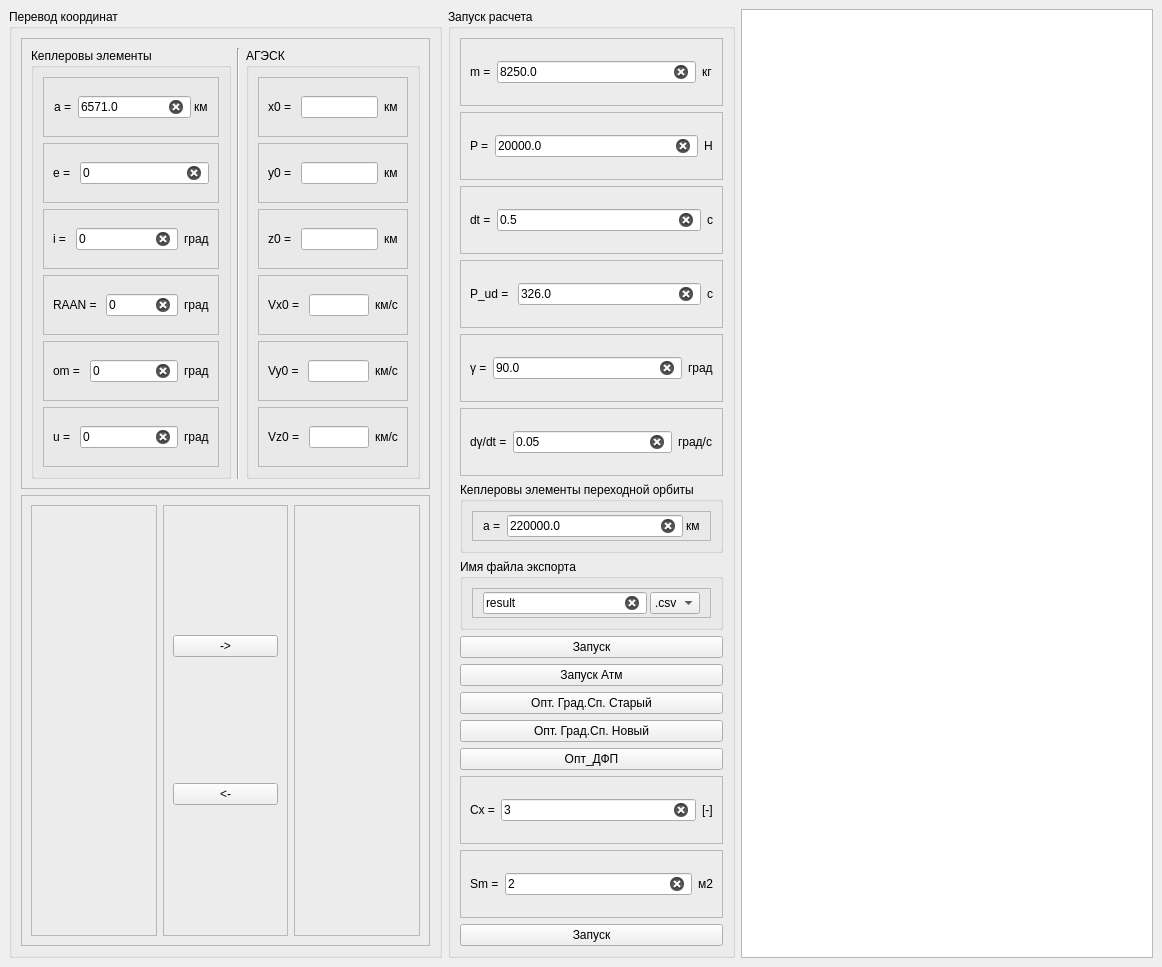
Before: the Qt Designer form mainwindow.ui in OffLectra/NIR_Earth_Moon, drawn with Qt 5.
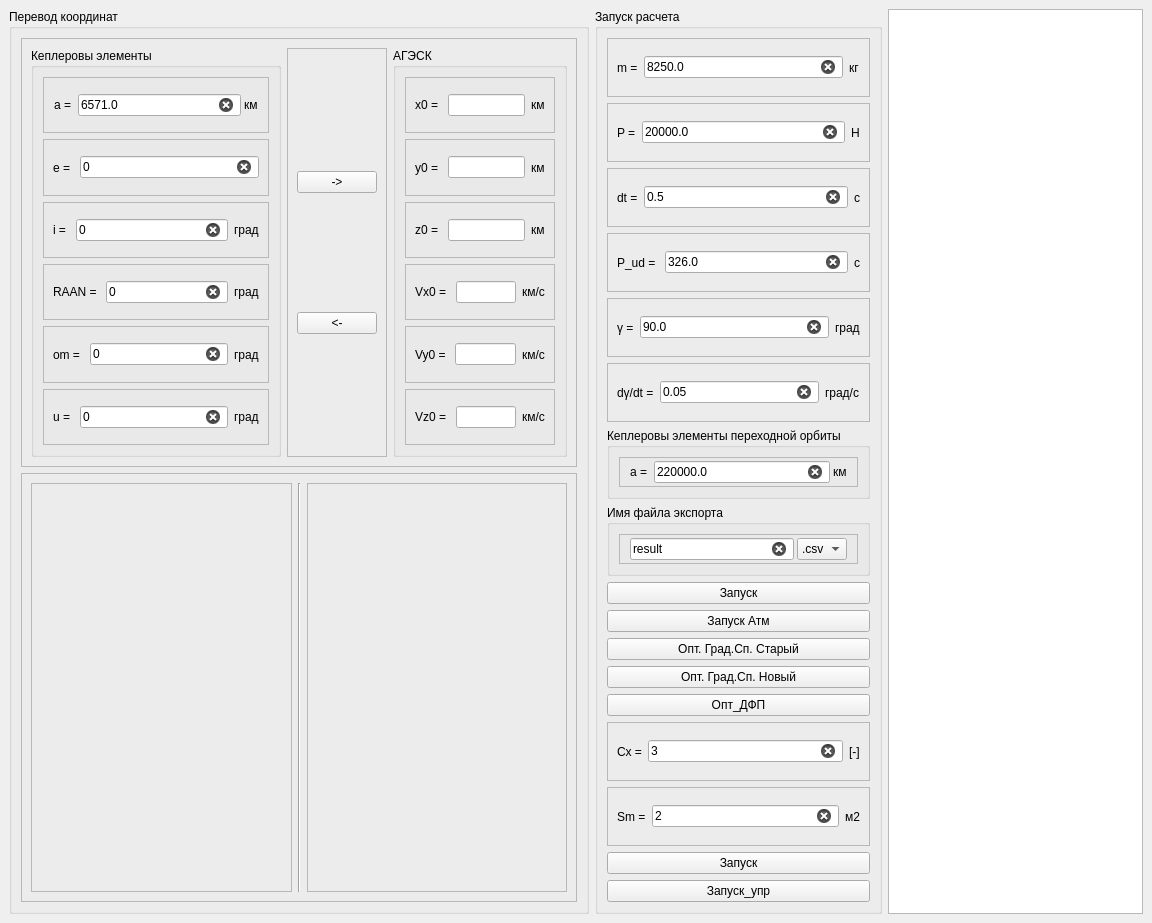
After: the same form once the commit is applied.

Commit message: add optima files, add gradDescent class

What changed in the file:
```diff
--- a/mainwindow.ui
+++ b/mainwindow.ui
@@ -6,8 +6,8 @@
    <rect>
     <x>0</x>
     <y>0</y>
-    <width>1162</width>
-    <height>967</height>
+    <width>1152</width>
+    <height>923</height>
    </rect>
   </property>
   <property name="sizePolicy">
@@ -49,7 +49,7 @@
            <widget class="QGroupBox" name="groupBox">
             <property name="minimumSize">
              <size>
-              <width>200</width>
+              <width>250</width>
               <height>300</height>
              </size>
             </property>
@@ -260,6 +260,12 @@
                 </item>
                 <item>
                  <widget class="QLineEdit" name="lineEdit_KE_omega">
+                  <property name="minimumSize">
+                   <size>
+                    <width>100</width>
+                    <height>0</height>
+                   </size>
+                  </property>
                   <property name="text">
                    <string>0</string>
                   </property>
@@ -324,10 +330,29 @@
            </widget>
           </item>
           <item>
-           <widget class="Line" name="line">
-            <property name="orientation">
-             <enum>Qt::Vertical</enum>
+           <widget class="QFrame" name="frame_12">
+            <property name="frameShape">
+             <enum>QFrame::StyledPanel</enum>
             </property>
+            <property name="frameShadow">
+             <enum>QFrame::Raised</enum>
+            </property>
+            <layout class="QVBoxLayout" name="verticalLayout_4">
+             <item>
+              <widget class="QPushButton" name="pushButton_KE_to_AGESK">
+               <property name="text">
+                <string>-&gt;</string>
+               </property>
+              </widget>
+             </item>
+             <item>
+              <widget class="QPushButton" name="pushButton_AGESK_to_KE">
+               <property name="text">
+                <string>&lt;-</string>
+               </property>
+              </widget>
+             </item>
+            </layout>
            </widget>
           </item>
           <item>
@@ -590,29 +615,10 @@
            </widget>
           </item>
           <item>
-           <widget class="QFrame" name="frame_12">
-            <property name="frameShape">
-             <enum>QFrame::StyledPanel</enum>
+           <widget class="Line" name="line">
+            <property name="orientation">
+             <enum>Qt::Vertical</enum>
             </property>
-            <property name="frameShadow">
-             <enum>QFrame::Raised</enum>
-            </property>
-            <layout class="QVBoxLayout" name="verticalLayout_4">
-             <item>
-              <widget class="QPushButton" name="pushButton_KE_to_AGESK">
-               <property name="text">
-                <string>-&gt;</string>
-               </property>
-              </widget>
-             </item>
-             <item>
-              <widget class="QPushButton" name="pushButton_AGESK_to_KE">
-               <property name="text">
-                <string>&lt;-</string>
-               </property>
-              </widget>
-             </item>
-            </layout>
            </widget>
           </item>
           <item>
@@ -1165,6 +1171,13 @@
          </property>
         </widget>
        </item>
+       <item>
+        <widget class="QPushButton" name="B_start_Class_propagate_2">
+         <property name="text">
+          <string>Запуск_упр</string>
+         </property>
+        </widget>
+       </item>
       </layout>
      </widget>
     </item>
```
Left out of the diff: 2 changed lines with no effect on the pictures. The commit also changes 12 other files.
